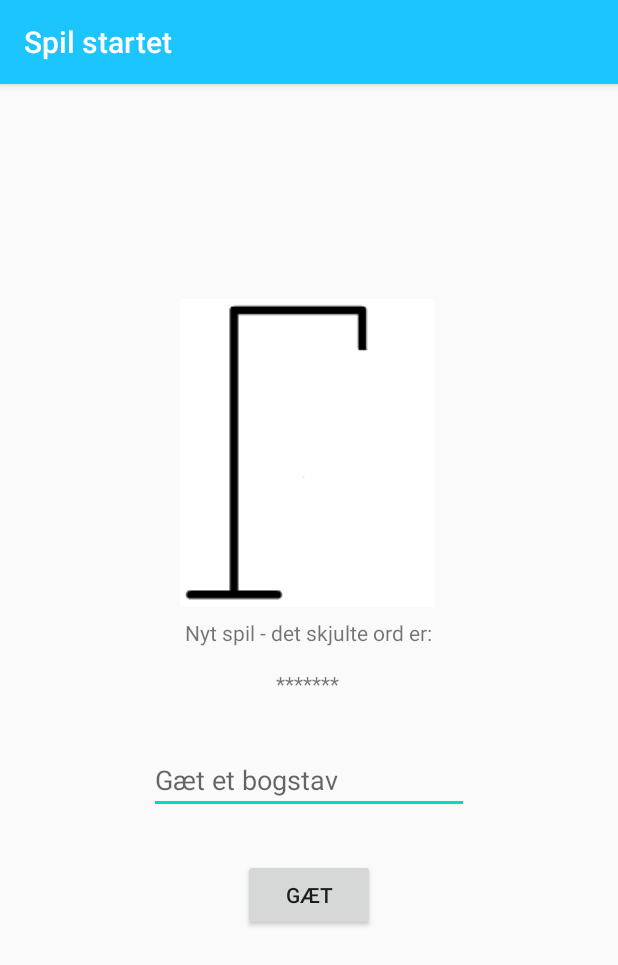
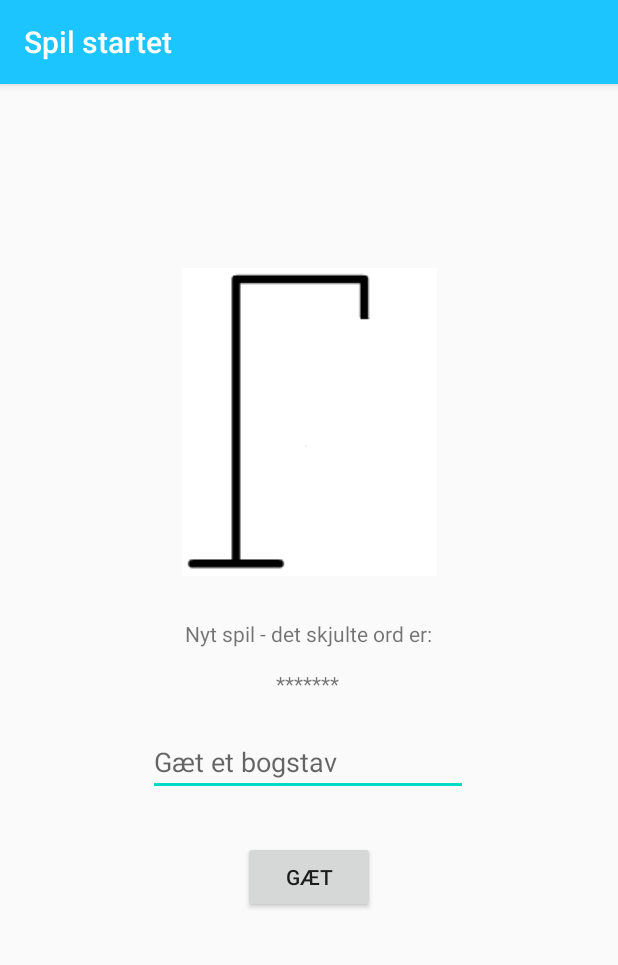
Before and after one commit to Mohammad2910/s184174_Galgeleg_Mohammad, an Android app: the Galgespil screen opened directly, with no data from a screen before it, after a tap on "GÆT", on a phone screen of 412 x 824 dp. Shown: the top 965 px of the screen. Run offline under Robolectric (Android 15) with nearby library versions, the phone set to English and light mode, and no system bars.

Commit message:
Fragment for galgen

```diff
--- /dev/null
+++ b/app/src/main/java/com/example/s184174_galgeleg_mohammad/Galgen.java
@@ -0,0 +1,46 @@
+package com.example.s184174_galgeleg_mohammad;
+
+import android.os.Bundle;
+import android.view.LayoutInflater;
+import android.view.View;
+import android.view.ViewGroup;
+import android.widget.ImageView;
+
+import androidx.fragment.app.Fragment;
+
+public class Galgen extends Fragment {
+    ImageView imageView;
+
+    public View onCreateView(LayoutInflater i, ViewGroup container, Bundle SavedInstanceState) {
+
+        View rod = i.inflate(R.layout.galgen, container, false);
+        imageView = rod.findViewById(R.id.FragmentImage);
+        imageView.setImageResource(R.drawable.galge);
+        return rod;
+    }
+
+
+    public void UpdatePicture (int antal) {
+        switch (antal) {
+            case 1:
+                imageView.setImageResource(R.drawable.forkert1);
+                break;
+            case 2:
+                imageView.setImageResource(R.drawable.forkert2);
+                break;
+            case 3:
+                imageView.setImageResource(R.drawable.forkert3);
+                break;
+            case 4:
+                imageView.setImageResource(R.drawable.forkert4);
+                break;
+            case 5:
+                imageView.setImageResource(R.drawable.forkert5);
+                break;
+            case 6:
+                imageView.setImageResource(R.drawable.forkert6);
+                break;
+
+        }
+    }
+}
--- a/app/src/main/java/com/example/s184174_galgeleg_mohammad/Galgespil.java
+++ b/app/src/main/java/com/example/s184174_galgeleg_mohammad/Galgespil.java
@@ -9,11 +9,13 @@ import android.widget.ImageView;
 import android.widget.TextView;
 
 import androidx.appcompat.app.AppCompatActivity;
+import androidx.fragment.app.Fragment;
 
 public class Galgespil extends AppCompatActivity implements View.OnClickListener {
     private Galgelogik galgelogik = new Galgelogik();
     private EditText input;
     private TextView ord;
+    private Galgen galgen = new Galgen();
 
     @Override
     protected void onCreate(Bundle savedInstanceState) {
@@ -21,17 +23,16 @@ public class Galgespil extends AppCompatActivity implements View.OnClickListener
         setContentView(R.layout.galgespil);
 
         TextView besked = findViewById(R.id.Besked);
-
-        ImageView galge = findViewById(R.id.Galge);
         Button gaet = findViewById(R.id.button);
         input = findViewById(R.id.InputBogstav);
         ord = findViewById(R.id.Ordet);
 
+        getSupportFragmentManager().beginTransaction().add(R.id.FrameLayout, galgen).addToBackStack(null).commit();
 
         besked.setText(R.string.Besked);
         ord.setText(galgelogik.getSynligtOrd());
-        galge.setImageResource(R.drawable.galge);
         gaet.setOnClickListener(this);
+
 
     }
 
@@ -40,5 +41,6 @@ public class Galgespil extends AppCompatActivity implements View.OnClickListener
         galgelogik.gætBogstav(input.getText().toString());
         ord.setText(galgelogik.getSynligtOrd());
         input.setText("");
+        galgen.UpdatePicture(galgelogik.getAntalForkerteBogstaver());
     }
 }
--- /dev/null
+++ b/app/src/main/res/layout/galgen.xml
@@ -0,0 +1,13 @@
+<?xml version="1.0" encoding="utf-8"?>
+<androidx.constraintlayout.widget.ConstraintLayout xmlns:android="http://schemas.android.com/apk/res/android"
+    xmlns:app="http://schemas.android.com/apk/res-auto"
+    xmlns:tools="http://schemas.android.com/tools"
+    android:layout_width="match_parent"
+    android:layout_height="match_parent">
+
+    <ImageView
+        android:id="@+id/FragmentImage"
+        android:layout_width="match_parent"
+        android:layout_height="match_parent"
+        app:srcCompat="@drawable/galge" />
+</androidx.constraintlayout.widget.ConstraintLayout>
--- a/app/src/main/res/layout/galgespil.xml
+++ b/app/src/main/res/layout/galgespil.xml
@@ -10,11 +10,12 @@
         android:layout_width="wrap_content"
         android:layout_height="wrap_content"
         android:layout_centerHorizontal="true"
-        android:layout_marginTop="7dp"
+        android:layout_marginBottom="375dp"
+        app:layout_constraintBottom_toBottomOf="parent"
         app:layout_constraintEnd_toEndOf="parent"
         app:layout_constraintHorizontal_bias="0.498"
         app:layout_constraintStart_toStartOf="parent"
-        app:layout_constraintTop_toBottomOf="@+id/Galge" />
+        app:layout_constraintTop_toBottomOf="@+id/FrameLayout" />
 
     <TextView
         android:id="@+id/Ordet"
@@ -35,24 +36,14 @@
         android:layout_height="wrap_content"
         android:layout_alignParentBottom="true"
         android:layout_centerHorizontal="true"
-        android:layout_marginTop="32dp"
+        android:layout_marginTop="20dp"
         android:ems="10"
         android:hint="@string/g_t_et_bogstav"
         android:inputType="textPersonName"
         app:layout_constraintEnd_toEndOf="parent"
+        app:layout_constraintHorizontal_bias="0.497"
         app:layout_constraintStart_toStartOf="parent"
         app:layout_constraintTop_toBottomOf="@+id/Ordet" />
-
-    <ImageView
-        android:id="@+id/Galge"
-        android:layout_width="wrap_content"
-        android:layout_height="wrap_content"
-        android:layout_marginBottom="41dp"
-        app:layout_constraintBottom_toTopOf="@+id/Ordet"
-        app:layout_constraintEnd_toEndOf="parent"
-        app:layout_constraintHorizontal_bias="0.497"
-        app:layout_constraintStart_toStartOf="parent"
-        app:srcCompat="@drawable/galge" />
 
     <Button
         android:id="@+id/button"
@@ -64,4 +55,17 @@
         app:layout_constraintStart_toStartOf="parent"
         app:layout_constraintTop_toBottomOf="@+id/InputBogstav" />
 
+    <FrameLayout
+        android:id="@+id/FrameLayout"
+        android:layout_width="wrap_content"
+        android:layout_height="wrap_content"
+        android:layout_marginTop="106dp"
+        android:layout_marginBottom="11dp"
+        app:layout_constraintBottom_toTopOf="@+id/Besked"
+        app:layout_constraintEnd_toEndOf="parent"
+        app:layout_constraintStart_toStartOf="parent"
+        app:layout_constraintTop_toTopOf="parent">
+
+    </FrameLayout>
+
 </androidx.constraintlayout.widget.ConstraintLayout>
```
